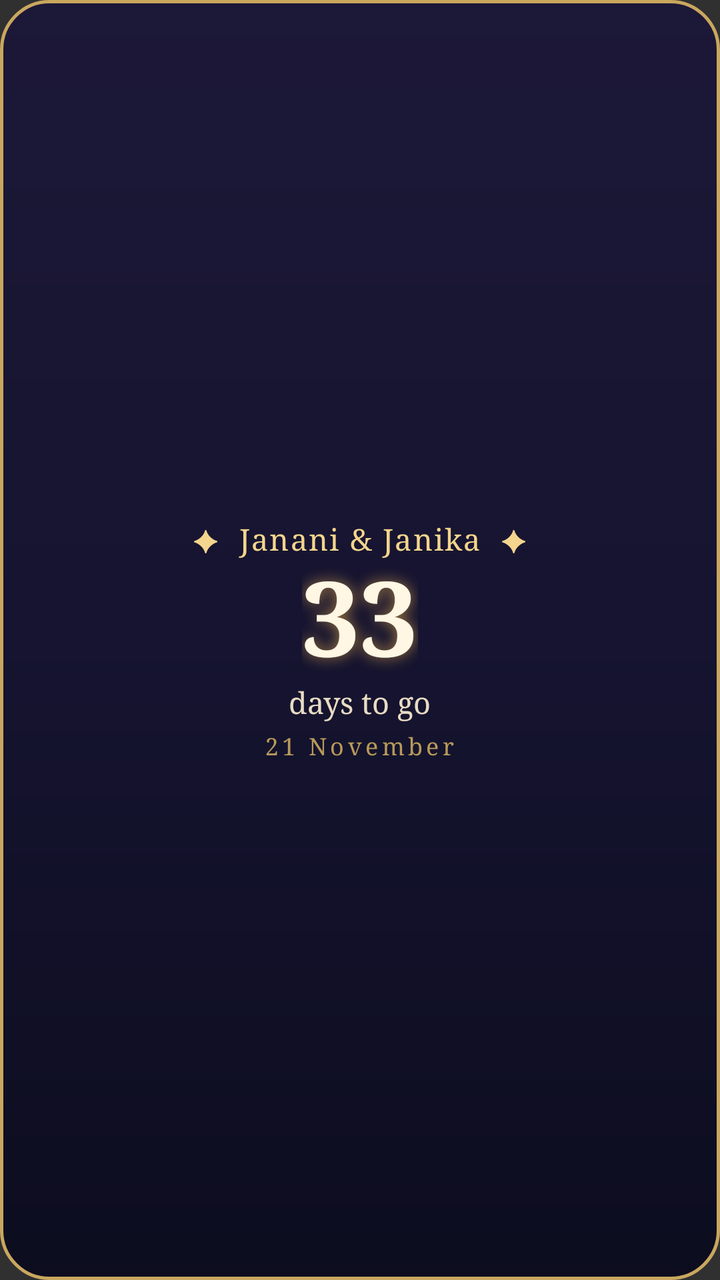
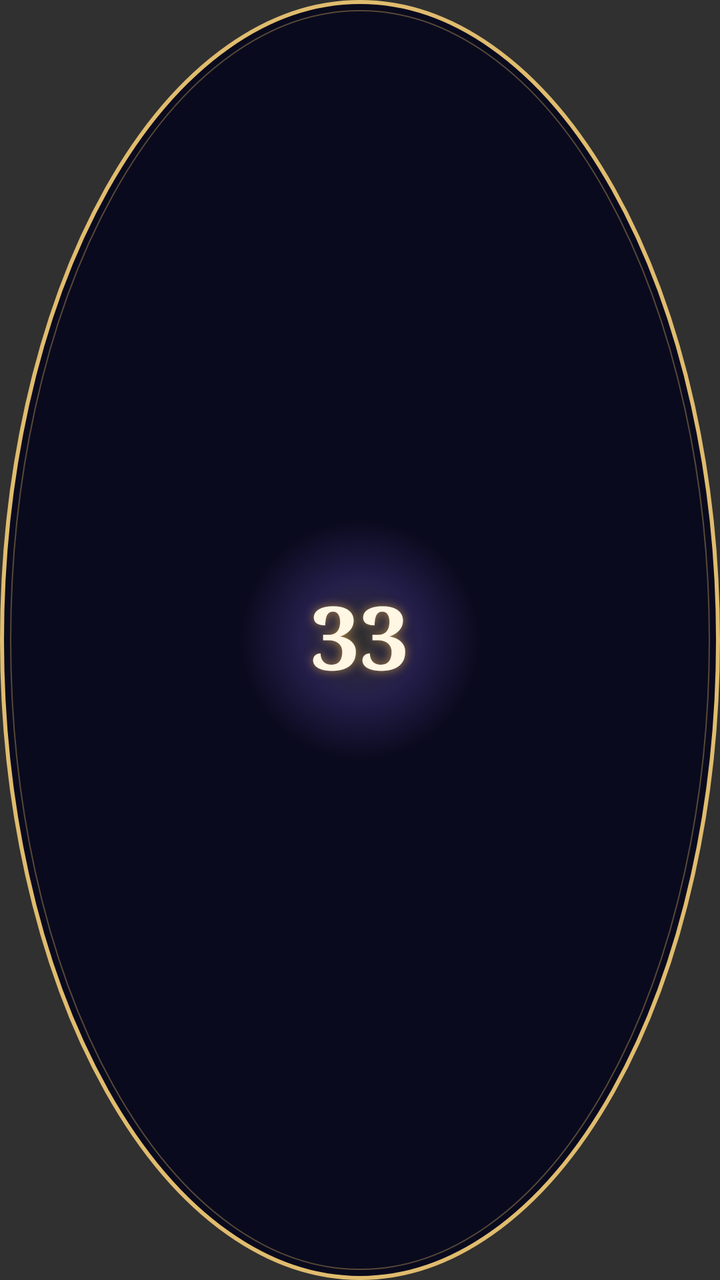

Before-and-after screenshots of an Android layout around one commit, followed by the original layout XML and the change that was made.
<!-- AndroidManifest.xml: application theme android:Theme.Material.NoActionBar -->
<!-- res/layout/widget.xml -->
<?xml version="1.0" encoding="utf-8"?>
<LinearLayout xmlns:android="http://schemas.android.com/apk/res/android"
    android:id="@+id/root"
    android:layout_width="match_parent" android:layout_height="match_parent"
    android:orientation="vertical" android:gravity="center"
    android:background="@drawable/widget_bg" android:padding="12dp">
    <TextView android:id="@+id/names" android:layout_width="wrap_content" android:layout_height="wrap_content"
        android:text="✦  Janani &amp; Janika  ✦" android:textColor="#F4D58D" android:textSize="15sp"
        android:fontFamily="serif" android:letterSpacing="0.05" />
    <TextView android:id="@+id/days" android:layout_width="wrap_content" android:layout_height="wrap_content"
        android:text="33" android:textColor="#FFF6E3" android:textSize="52sp" android:textStyle="bold"
        android:fontFamily="serif" android:includeFontPadding="false"
        android:shadowColor="#AAE8B04A" android:shadowRadius="18" />
    <TextView android:id="@+id/label" android:layout_width="wrap_content" android:layout_height="wrap_content"
        android:text="days to go" android:textColor="#E8DCC4" android:textSize="15sp" android:fontFamily="serif" />
    <TextView android:id="@+id/date" android:layout_width="wrap_content" android:layout_height="wrap_content"
        android:layout_marginTop="4dp" android:text="21 November" android:textColor="#B89A5A" android:textSize="12sp"
        android:fontFamily="serif" android:letterSpacing="0.15" />
</LinearLayout>
<!-- resources referenced by this layout -->
<resources>
  <!-- drawable widget_bg (drawable) -->
  <?xml version="1.0" encoding="utf-8"?>
  <shape xmlns:android="http://schemas.android.com/apk/res/android" android:shape="rectangle">
      <corners android:radius="24dp" />
      <gradient android:angle="270" android:startColor="#F01B1638" android:centerColor="#F0141230" android:endColor="#F00A0A1E" />
      <stroke android:width="1.5dp" android:color="#C9A75E" />
  </shape>
</resources>

<!-- the commit's change to res/layout/widget.xml (unified diff, before → after) -->
@@ -1,19 +1,12 @@
 <?xml version="1.0" encoding="utf-8"?>
-<LinearLayout xmlns:android="http://schemas.android.com/apk/res/android"
+<FrameLayout xmlns:android="http://schemas.android.com/apk/res/android"
     android:id="@+id/root"
     android:layout_width="match_parent" android:layout_height="match_parent"
-    android:orientation="vertical" android:gravity="center"
-    android:background="@drawable/widget_bg" android:padding="12dp">
-    <TextView android:id="@+id/names" android:layout_width="wrap_content" android:layout_height="wrap_content"
-        android:text="✦  Janani &amp; Janika  ✦" android:textColor="#F4D58D" android:textSize="15sp"
-        android:fontFamily="serif" android:letterSpacing="0.05" />
-    <TextView android:id="@+id/days" android:layout_width="wrap_content" android:layout_height="wrap_content"
-        android:text="33" android:textColor="#FFF6E3" android:textSize="52sp" android:textStyle="bold"
+    android:background="@drawable/widget_bg" android:padding="10dp">
+    <TextView android:id="@+id/days" android:layout_width="match_parent" android:layout_height="match_parent"
+        android:gravity="center" android:textSize="28sp" android:text="33" android:textColor="#FFF6E3" android:textStyle="bold"
         android:fontFamily="serif" android:includeFontPadding="false"
-        android:shadowColor="#AAE8B04A" android:shadowRadius="18" />
-    <TextView android:id="@+id/label" android:layout_width="wrap_content" android:layout_height="wrap_content"
-        android:text="days to go" android:textColor="#E8DCC4" android:textSize="15sp" android:fontFamily="serif" />
-    <TextView android:id="@+id/date" android:layout_width="wrap_content" android:layout_height="wrap_content"
-        android:layout_marginTop="4dp" android:text="21 November" android:textColor="#B89A5A" android:textSize="12sp"
-        android:fontFamily="serif" android:letterSpacing="0.15" />
-</LinearLayout>
+        android:autoSizeTextType="uniform" android:autoSizeMinTextSize="12sp" android:autoSizeMaxTextSize="44sp"
+        android:autoSizeStepGranularity="1sp" android:maxLines="1"
+        android:shadowColor="#AAE8B04A" android:shadowRadius="12" />
+</FrameLayout>
<!-- resource entries referenced after the edit -->
@@ -2,10 +2,18 @@
 <resources>
   <!-- drawable widget_bg (drawable) -->
   <?xml version="1.0" encoding="utf-8"?>
-  <shape xmlns:android="http://schemas.android.com/apk/res/android" android:shape="rectangle">
-      <corners android:radius="24dp" />
-      <gradient android:angle="270" android:startColor="#F01B1638" android:centerColor="#F0141230" android:endColor="#F00A0A1E" />
-      <stroke android:width="1.5dp" android:color="#C9A75E" />
-  </shape>
+  <layer-list xmlns:android="http://schemas.android.com/apk/res/android">
+      <item>
+          <shape android:shape="oval">
+              <gradient android:type="radial" android:gradientRadius="60dp" android:centerColor="#FF241E4A" android:endColor="#FF0A0A1E" />
+              <stroke android:width="2dp" android:color="#E0BC6E" />
+          </shape>
+      </item>
+      <item android:top="5dp" android:left="5dp" android:right="5dp" android:bottom="5dp">
+          <shape android:shape="oval">
+              <stroke android:width="0.8dp" android:color="#66C9A75E" />
+          </shape>
+      </item>
+  </layer-list>
 </resources>
 
